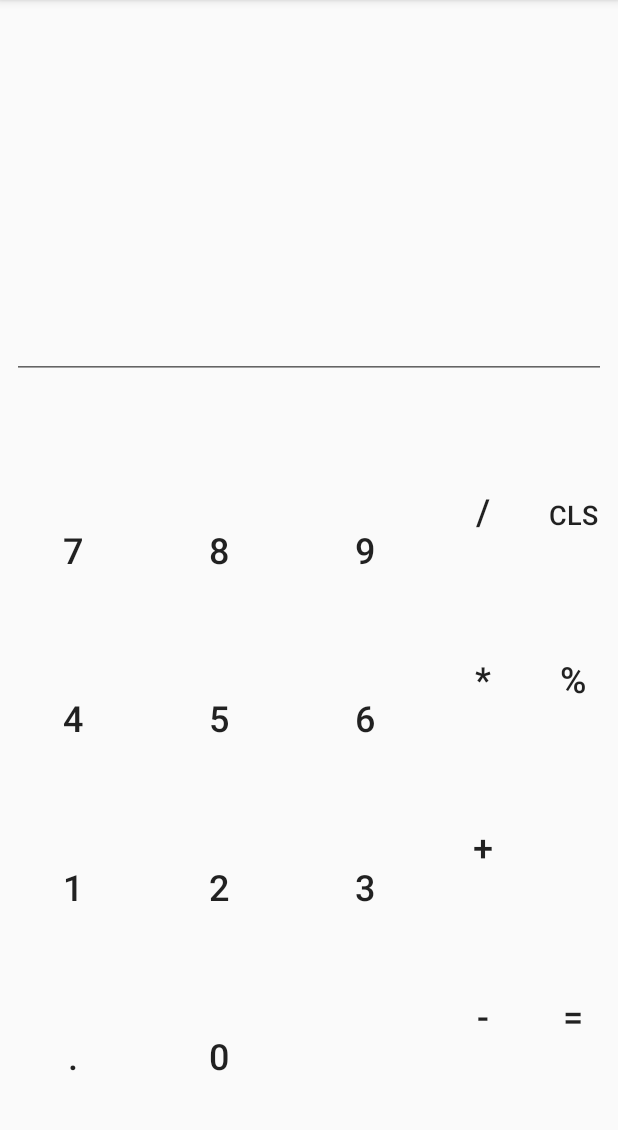
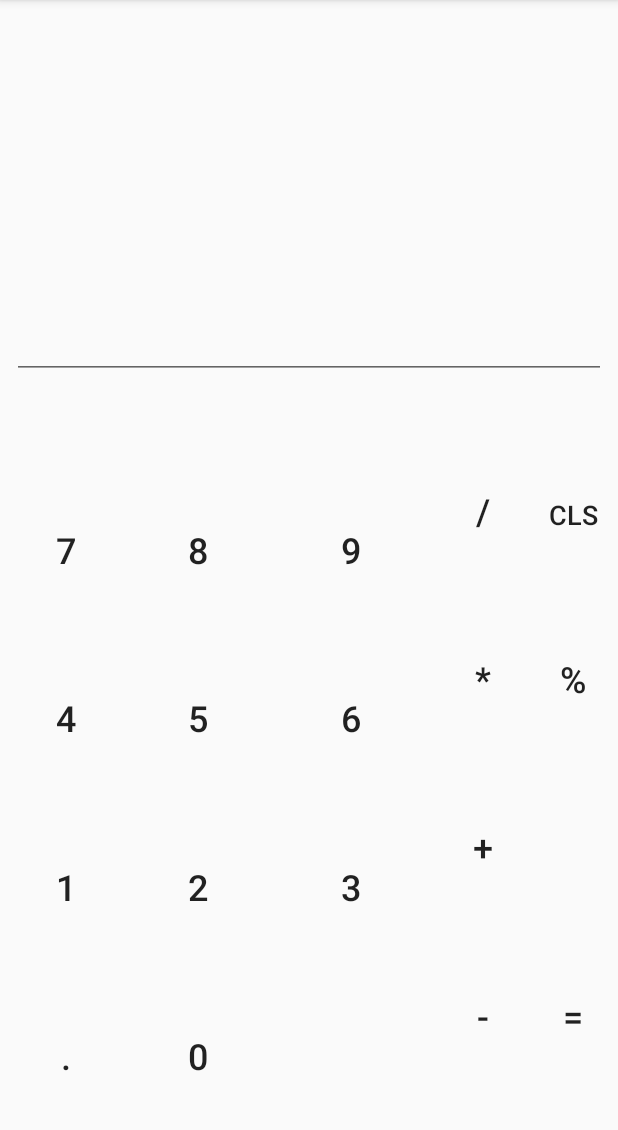
Before and after one commit to Martinbuchan92/Calculator, an Android app: the screen it shows after launch (MainActivity), on a phone screen of 412 x 824 dp, the part 84-1214 px from its top. Run offline under Robolectric (Android 15) with nearby library versions, the phone set to English and light mode, and no system bars.

Commit message:
played with buttons

```diff
--- a/app/src/main/res/layout/activity_main.xml
+++ b/app/src/main/res/layout/activity_main.xml
@@ -62,7 +62,9 @@
         app:layout_constraintTop_toBottomOf="@+id/txtInput"
         tools:layout_constraintTop_creator="1"
         app:layout_constraintBottom_toBottomOf="parent"
-        android:layout_marginBottom="8dp">
+        android:layout_marginBottom="8dp"
+        app:layout_constraintHorizontal_bias="0.0"
+        app:layout_constraintVertical_bias="0.0">
 
         <Button
             android:id="@+id/btnSeven"
@@ -231,15 +233,6 @@
             tools:layout_editor_absoluteY="335dp" />
 
         <Button
-            android:id="@+id/btnBlank2"
-            style="@android:style/Widget.Material.Button.Borderless"
-            android:layout_width="60dp"
-            android:layout_height="60dp"
-            android:textSize="24sp"
-            tools:layout_editor_absoluteX="99dp"
-            tools:layout_editor_absoluteY="335dp" />
-
-        <Button
             android:id="@+id/btnDecimal"
             style="@android:style/Widget.Material.Button.Borderless"
             android:layout_column="0"
@@ -290,8 +283,10 @@
             android:id="@+id/btnEquals"
             style="@android:style/Widget.Material.Button.Borderless"
             android:layout_width="60dp"
-            android:layout_height="60dp"
+            android:layout_columnWeight="2"
+            android:layout_gravity="fill_horizontal"
             android:text="@string/equals"
+            android:gravity="center"
             android:textSize="24sp"
             tools:layout_editor_absoluteX="99dp"
             tools:layout_editor_absoluteY="335dp" />
```
